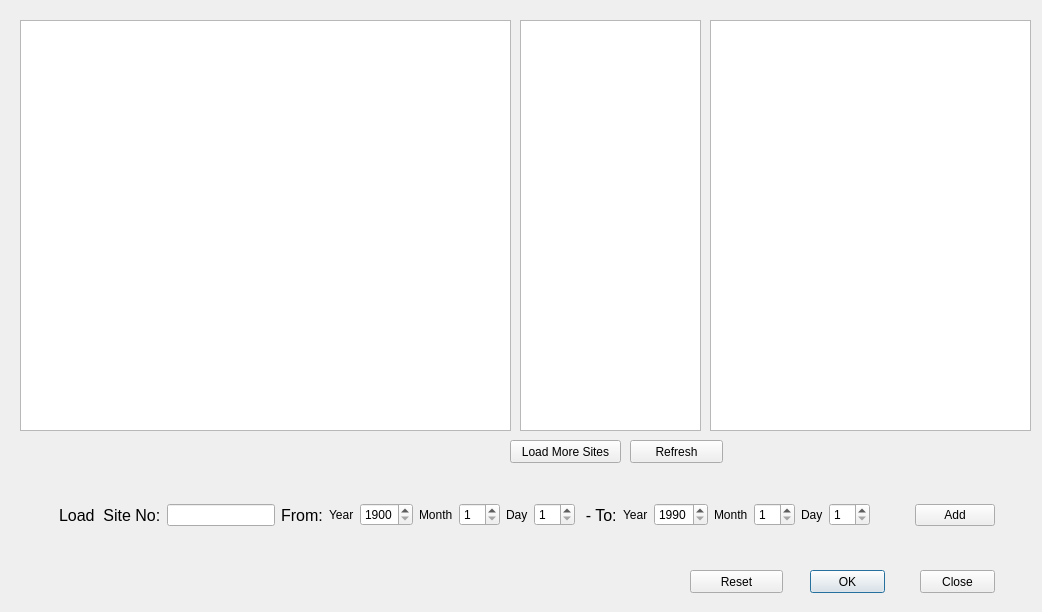
The window that dialog_loaddata.ui (khafen74/av_usgs) describes before a commit, drawn with Qt 5.
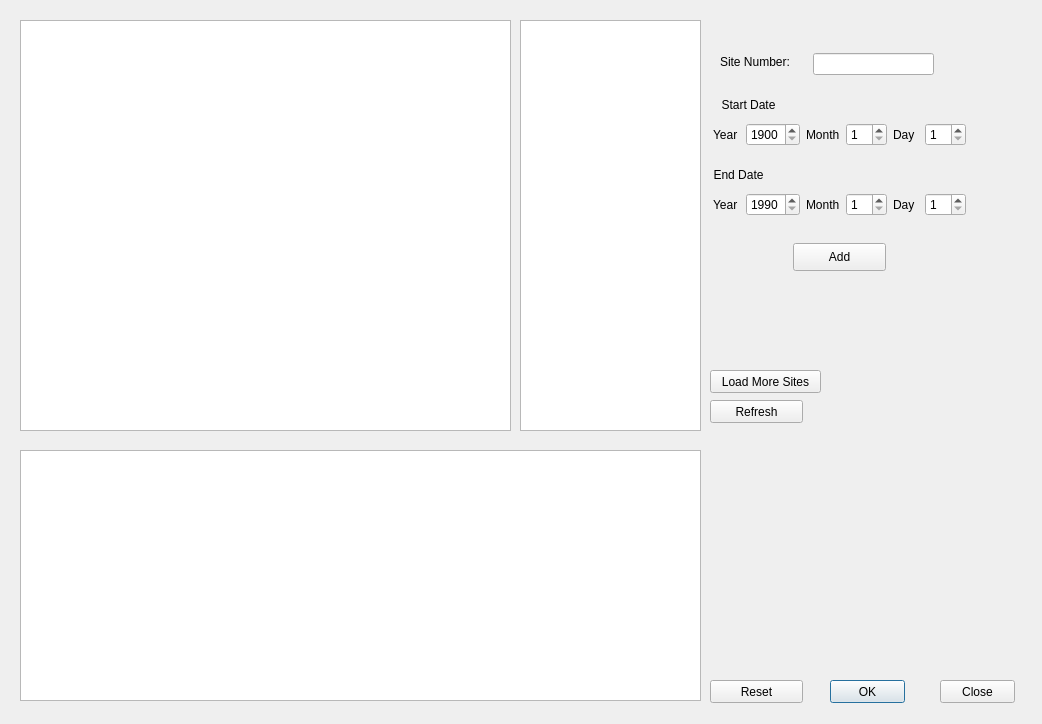
The same window after the commit.

Commit message: starting implementation for add data series table

```diff
--- a/dialog_loaddata.ui
+++ b/dialog_loaddata.ui
@@ -7,7 +7,7 @@
     <x>0</x>
     <y>0</y>
     <width>1042</width>
-    <height>612</height>
+    <height>724</height>
    </rect>
   </property>
   <property name="windowTitle">
@@ -33,21 +33,11 @@
     </rect>
    </property>
   </widget>
-  <widget class="QTableView" name="tv_load">
-   <property name="geometry">
-    <rect>
-     <x>710</x>
-     <y>20</y>
-     <width>321</width>
-     <height>411</height>
-    </rect>
-   </property>
-  </widget>
   <widget class="QPushButton" name="btn_ok">
    <property name="geometry">
     <rect>
-     <x>810</x>
-     <y>570</y>
+     <x>830</x>
+     <y>680</y>
      <width>75</width>
      <height>23</height>
     </rect>
@@ -59,8 +49,8 @@
   <widget class="QPushButton" name="btn_close">
    <property name="geometry">
     <rect>
-     <x>920</x>
-     <y>570</y>
+     <x>940</x>
+     <y>680</y>
      <width>75</width>
      <height>23</height>
     </rect>
@@ -72,8 +62,8 @@
   <widget class="QPushButton" name="btn_loadSites">
    <property name="geometry">
     <rect>
-     <x>510</x>
-     <y>440</y>
+     <x>710</x>
+     <y>370</y>
      <width>111</width>
      <height>23</height>
     </rect>
@@ -82,69 +72,161 @@
     <string>Load More Sites</string>
    </property>
   </widget>
-  <widget class="QWidget" name="layoutWidget">
+  <widget class="QPushButton" name="btn_refresh">
+   <property name="geometry">
+    <rect>
+     <x>710</x>
+     <y>400</y>
+     <width>93</width>
+     <height>23</height>
+    </rect>
+   </property>
+   <property name="minimumSize">
+    <size>
+     <width>0</width>
+     <height>23</height>
+    </size>
+   </property>
+   <property name="text">
+    <string>Refresh</string>
+   </property>
+  </widget>
+  <widget class="QPushButton" name="btn_reset">
+   <property name="geometry">
+    <rect>
+     <x>710</x>
+     <y>680</y>
+     <width>93</width>
+     <height>23</height>
+    </rect>
+   </property>
+   <property name="minimumSize">
+    <size>
+     <width>0</width>
+     <height>23</height>
+    </size>
+   </property>
+   <property name="text">
+    <string>Reset</string>
+   </property>
+  </widget>
+  <widget class="QTableWidget" name="table_load">
    <property name="geometry">
     <rect>
      <x>20</x>
-     <y>500</y>
-     <width>975</width>
-     <height>30</height>
+     <y>450</y>
+     <width>681</width>
+     <height>251</height>
+    </rect>
+   </property>
+  </widget>
+  <widget class="QLabel" name="label_8">
+   <property name="geometry">
+    <rect>
+     <x>713</x>
+     <y>93</y>
+     <width>71</width>
+     <height>24</height>
+    </rect>
+   </property>
+   <property name="font">
+    <font>
+     <pointsize>9</pointsize>
+    </font>
+   </property>
+   <property name="text">
+    <string>Start Date</string>
+   </property>
+   <property name="alignment">
+    <set>Qt::AlignCenter</set>
+   </property>
+  </widget>
+  <widget class="QLabel" name="label_9">
+   <property name="geometry">
+    <rect>
+     <x>720</x>
+     <y>50</y>
+     <width>91</width>
+     <height>24</height>
+    </rect>
+   </property>
+   <property name="font">
+    <font>
+     <pointsize>9</pointsize>
+    </font>
+   </property>
+   <property name="text">
+    <string>Site Number:</string>
+   </property>
+   <property name="alignment">
+    <set>Qt::AlignLeading|Qt::AlignLeft|Qt::AlignVCenter</set>
+   </property>
+  </widget>
+  <widget class="QLineEdit" name="line_siteNo">
+   <property name="geometry">
+    <rect>
+     <x>813</x>
+     <y>53</y>
+     <width>121</width>
+     <height>22</height>
+    </rect>
+   </property>
+   <property name="minimumSize">
+    <size>
+     <width>100</width>
+     <height>0</height>
+    </size>
+   </property>
+   <property name="font">
+    <font>
+     <pointsize>9</pointsize>
+    </font>
+   </property>
+  </widget>
+  <widget class="QLabel" name="label_7">
+   <property name="geometry">
+    <rect>
+     <x>703</x>
+     <y>163</y>
+     <width>71</width>
+     <height>24</height>
+    </rect>
+   </property>
+   <property name="font">
+    <font>
+     <pointsize>9</pointsize>
+    </font>
+   </property>
+   <property name="text">
+    <string>End Date</string>
+   </property>
+   <property name="alignment">
+    <set>Qt::AlignCenter</set>
+   </property>
+  </widget>
+  <widget class="QPushButton" name="btn_add">
+   <property name="geometry">
+    <rect>
+     <x>793</x>
+     <y>243</y>
+     <width>93</width>
+     <height>28</height>
+    </rect>
+   </property>
+   <property name="text">
+    <string>Add</string>
+   </property>
+  </widget>
+  <widget class="QWidget" name="">
+   <property name="geometry">
+    <rect>
+     <x>713</x>
+     <y>123</y>
+     <width>253</width>
+     <height>24</height>
     </rect>
    </property>
    <layout class="QHBoxLayout" name="horizontalLayout">
-    <item>
-     <spacer name="horizontalSpacer">
-      <property name="orientation">
-       <enum>Qt::Horizontal</enum>
-      </property>
-      <property name="sizeHint" stdset="0">
-       <size>
-        <width>40</width>
-        <height>20</height>
-       </size>
-      </property>
-     </spacer>
-    </item>
-    <item>
-     <widget class="QLabel" name="label_9">
-      <property name="font">
-       <font>
-        <pointsize>12</pointsize>
-       </font>
-      </property>
-      <property name="text">
-       <string>Load  Site No:</string>
-      </property>
-      <property name="alignment">
-       <set>Qt::AlignLeading|Qt::AlignLeft|Qt::AlignVCenter</set>
-      </property>
-     </widget>
-    </item>
-    <item>
-     <widget class="QLineEdit" name="line_siteNo">
-      <property name="minimumSize">
-       <size>
-        <width>100</width>
-        <height>0</height>
-       </size>
-      </property>
-     </widget>
-    </item>
-    <item>
-     <widget class="QLabel" name="label_8">
-      <property name="font">
-       <font>
-        <pointsize>12</pointsize>
-       </font>
-      </property>
-      <property name="text">
-       <string>From:</string>
-      </property>
-      <property name="alignment">
-       <set>Qt::AlignCenter</set>
-      </property>
-     </widget>
-    </item>
     <item>
      <widget class="QLabel" name="label_5">
       <property name="text">
@@ -202,21 +284,18 @@
       </property>
      </widget>
     </item>
-    <item>
-     <widget class="QLabel" name="label_7">
-      <property name="font">
-       <font>
-        <pointsize>12</pointsize>
-       </font>
-      </property>
-      <property name="text">
-       <string> - To:</string>
-      </property>
-      <property name="alignment">
-       <set>Qt::AlignCenter</set>
-      </property>
-     </widget>
-    </item>
+   </layout>
+  </widget>
+  <widget class="QWidget" name="">
+   <property name="geometry">
+    <rect>
+     <x>713</x>
+     <y>193</y>
+     <width>253</width>
+     <height>24</height>
+    </rect>
+   </property>
+   <layout class="QHBoxLayout" name="horizontalLayout_2">
     <item>
      <widget class="QLabel" name="label">
       <property name="text">
@@ -274,66 +353,8 @@
       </property>
      </widget>
     </item>
-    <item>
-     <spacer name="horizontalSpacer_2">
-      <property name="orientation">
-       <enum>Qt::Horizontal</enum>
-      </property>
-      <property name="sizeHint" stdset="0">
-       <size>
-        <width>40</width>
-        <height>20</height>
-       </size>
-      </property>
-     </spacer>
-    </item>
-    <item>
-     <widget class="QPushButton" name="btn_add">
-      <property name="text">
-       <string>Add</string>
-      </property>
-     </widget>
-    </item>
    </layout>
   </widget>
-  <widget class="QPushButton" name="btn_refresh">
-   <property name="geometry">
-    <rect>
-     <x>630</x>
-     <y>440</y>
-     <width>93</width>
-     <height>23</height>
-    </rect>
-   </property>
-   <property name="minimumSize">
-    <size>
-     <width>0</width>
-     <height>23</height>
-    </size>
-   </property>
-   <property name="text">
-    <string>Refresh</string>
-   </property>
-  </widget>
-  <widget class="QPushButton" name="btn_reset">
-   <property name="geometry">
-    <rect>
-     <x>690</x>
-     <y>570</y>
-     <width>93</width>
-     <height>23</height>
-    </rect>
-   </property>
-   <property name="minimumSize">
-    <size>
-     <width>0</width>
-     <height>23</height>
-    </size>
-   </property>
-   <property name="text">
-    <string>Reset</string>
-   </property>
-  </widget>
   <zorder>layoutWidget</zorder>
   <zorder>tv_sites</zorder>
   <zorder>tv_states</zorder>
```
Left out of the diff: 2 changed lines with no effect on the pictures. The commit also changes 3 other files.
